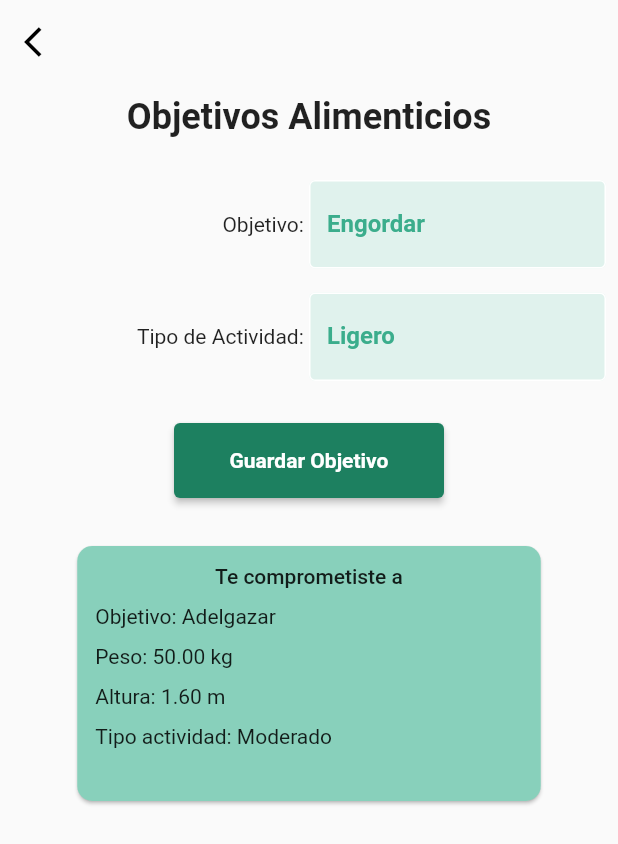
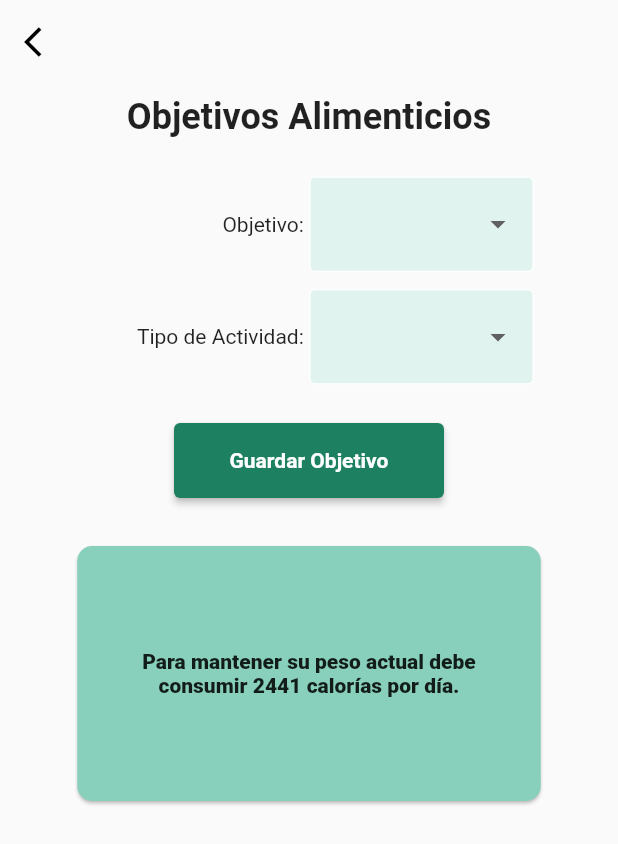
Before and after one commit to PRY20220274/FitAndHealthy_mobile, a Flutter app: the NutritionalGoalsCreate screen opened directly, on a phone screen of 412 x 824 dp. Shown: the top 844 px of the screen. Run offline on Flutter 3.47's test engine with Material 2 defaults, Android fonts, the phone set to English and light mode, and no system bars.

Commit message:
cambios solicitados

```diff
--- a/lib/business/shared/navigation_provider.dart
+++ b/lib/business/shared/navigation_provider.dart
@@ -13,9 +13,9 @@ class NavigationProvider extends ChangeNotifier {
   late PageController _pageController;
 
   NavigationProvider() {
-    _currentPos = 0;
-    _currentPage = _pages[0];
-    _pageController = PageController(initialPage: 0);
+    _currentPos = 2;
+    _currentPage = _pages[2];
+    _pageController = PageController(initialPage: 2);
   }
 
   PageController get pageController => _pageController;
--- a/lib/ui/goals/nutritional_goals_create_page.dart
+++ b/lib/ui/goals/nutritional_goals_create_page.dart
@@ -14,11 +14,18 @@ class NutritionalGoalsCreate extends StatefulWidget {
 }
 
 class _NutritionalGoalsCreateState extends State<NutritionalGoalsCreate> {
-  String _dropdownvalue = "Engordar";
-  var dropdownItems = ['Engodar', 'Adelgazar', 'Mantener'];
+  //String _dropdownvalue = 'Ganar Peso'
+
+  List typesGoals = ['Ganar peso', 'Adelgazar', 'Mantener'];
+  List typesActivity = ['Ligero', 'Moderado', 'Intenso'];
+
+  String seletedTypeGoal = '';
+  String seletedTypeActivity = '';
 
   @override
   Widget build(BuildContext context) {
+    final Size size = MediaQuery.of(context).size;
+
     return Scaffold(
       appBar: AppBar(
         leading: IconButton(
@@ -53,40 +60,14 @@ class _NutritionalGoalsCreateState extends State<NutritionalGoalsCreate> {
                         ),
                       ),
                     ),
-                    Expanded(
+                    Flexible(
                       child: SizedBox(
+                        width: 150,
                         height: 150,
                         child: Column(
                           mainAxisAlignment: MainAxisAlignment.spaceAround,
                           children: [
-                            /*DropdownButton(
-                                items: const [
-                                  DropdownMenuItem(
-                                      child: Text("Engordar"),
-                                      value: "Engodar"),
-                                  DropdownMenuItem(
-                                      child: Text("Adelgazar"),
-                                      value: "Adelgazar"),
-                                  DropdownMenuItem(
-                                      child: Text("Mantener"),
-                                      value: "Mantener"),
-                                ],
-                                value: _dropdownvalue,
-                                onChanged: dropDownChanged),
-                            /*
-                              value: 'Engordar',
-                              items: dropdownItems.map((String item) {
-                                return DropdownMenuItem(
-                                    child: Text(item), value: item);
-                              }).toList(),
-                              onChanged: (String? newValue) {
-                                setState(() {
-                                  _dropdownvalue = newValue!;
-                                });
-                              },
-                            ),*/
-                            */
-                            TextFormField(
+                            /*TextFormField(
                                 decoration: appInputDecoration(
                                     labelText: 'Engordar',
                                     fillColor: Theme.of(context)
@@ -99,7 +80,35 @@ class _NutritionalGoalsCreateState extends State<NutritionalGoalsCreate> {
                                     fillColor: Theme.of(context)
                                         .colorScheme
                                         .secondary),
-                                autocorrect: false),
+                                autocorrect: false),*/
+                            DropdownButtonFormField(
+                                items: typesGoals.map((item) {
+                                  return DropdownMenuItem(
+                                      child: Text(item), value: item);
+                                }).toList(),
+                                dropdownColor: ComplementPalette.green.shade50,
+                                decoration: appInputDecoration(
+                                    labelText: '',
+                                    fillColor: ComplementPalette.green.shade50),
+                                onChanged: (value) {
+                                  setState(() {
+                                    seletedTypeGoal = value.toString();
+                                  });
+                                }),
+                            DropdownButtonFormField(
+                                items: typesActivity.map((item) {
+                                  return DropdownMenuItem(
+                                      child: Text(item), value: item);
+                                }).toList(),
+                                dropdownColor: ComplementPalette.green.shade50,
+                                decoration: appInputDecoration(
+                                    labelText: '',
+                                    fillColor: ComplementPalette.green.shade50),
+                                onChanged: (value) {
+                                  setState(() {
+                                    seletedTypeActivity = value.toString();
+                                  });
+                                }),
                           ],
                         ),
                       ),
@@ -113,13 +122,36 @@ class _NutritionalGoalsCreateState extends State<NutritionalGoalsCreate> {
                   color: ComplementPalette.green.shade700,
                 ),
                 const SizedBox(height: 20),
-                const GoalItemCardWidget(
+                /*GoalItemCardWidget(
                   typeGoal: TypeGoal.nutritional,
-                  description: 'Adelgazar',
+                  description: seletedTypeGoal,
                   weight: 50,
                   height: 1.60,
-                  typeActivity: 'Moderado',
+                  typeActivity: seletedTypeActivity,
                   isCreated: true,
+                )*/
+                Card(
+                  margin: const EdgeInsets.symmetric(vertical: 12),
+                  color: ComplementPalette.green.shade200,
+                  shape: const RoundedRectangleBorder(
+                      borderRadius: BorderRadius.all(Radius.circular(10))),
+                  child: SizedBox(
+                    height: 170,
+                    width: size.width * 0.75,
+                    child: Padding(
+                      padding: const EdgeInsets.all(12),
+                      child: Column(
+                        mainAxisAlignment: MainAxisAlignment.center,
+                        crossAxisAlignment: CrossAxisAlignment.center,
+                        children: const [
+                          Text(
+                              'Para mantener su peso actual debe consumir 2441 calorías por día.',
+                              style: TextStyle(fontWeight: FontWeight.w800),
+                              textAlign: TextAlign.center),
+                        ],
+                      ),
+                    ),
+                  ),
                 )
               ],
             ),
@@ -129,11 +161,12 @@ class _NutritionalGoalsCreateState extends State<NutritionalGoalsCreate> {
     );
   }
 
+  /*
   void dropDownChanged(String? selectedValue) {
     if (selectedValue is String) {
       setState(() {
         _dropdownvalue = selectedValue;
       });
     }
-  }
+  }*/
 }
```
Also changed, not shown: lib/ui/goals/physical_goals_create_page.dart (+28 -4 lines), lib/ui/signup/signup_form.dart (+58 -11 lines).
